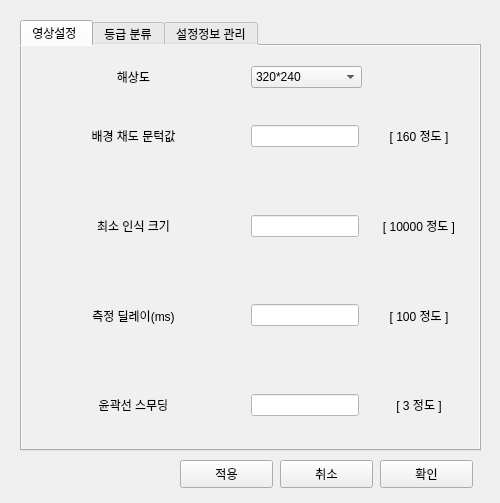
yi1397/Image-processing-eel-sorter, file setting_dialog.ui: the form before one commit.
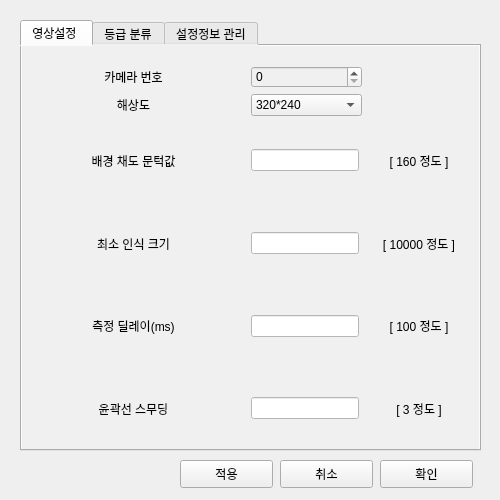
The form after the commit. The open tabs and pages were chosen to show the change.

Commit message: 카메라 다시연결 기능

Diff of the .ui file:
```diff
--- a/setting_dialog.ui
+++ b/setting_dialog.ui
@@ -7,7 +7,7 @@
     <x>0</x>
     <y>0</y>
     <width>500</width>
-    <height>503</height>
+    <height>500</height>
    </rect>
   </property>
   <property name="windowTitle">
@@ -42,13 +42,13 @@
        <height>381</height>
       </rect>
      </property>
-     <layout class="QVBoxLayout" name="verticalLayout" stretch="1,1,1,1,1">
+     <layout class="QVBoxLayout" name="verticalLayout" stretch="1,1,1,1,1,1">
       <item>
        <layout class="QHBoxLayout" name="horizontalLayout_5" stretch="1,1">
         <item>
          <widget class="QLabel" name="label_3">
           <property name="text">
-           <string>해상도</string>
+           <string>카메라 번호</string>
           </property>
           <property name="alignment">
            <set>Qt::AlignCenter</set>
@@ -58,7 +58,41 @@
         <item>
          <layout class="QHBoxLayout" name="horizontalLayout_6" stretch="1,1">
           <item>
-           <widget class="QComboBox" name="comboBox_cam_mode">
+           <widget class="QSpinBox" name="spinBox"/>
+          </item>
+          <item>
+           <spacer name="horizontalSpacer">
+            <property name="orientation">
+             <enum>Qt::Horizontal</enum>
+            </property>
+            <property name="sizeHint" stdset="0">
+             <size>
+              <width>40</width>
+              <height>20</height>
+             </size>
+            </property>
+           </spacer>
+          </item>
+         </layout>
+        </item>
+       </layout>
+      </item>
+      <item>
+       <layout class="QHBoxLayout" name="horizontalLayout_13" stretch="1,1">
+        <item>
+         <widget class="QLabel" name="label_10">
+          <property name="text">
+           <string>해상도</string>
+          </property>
+          <property name="alignment">
+           <set>Qt::AlignCenter</set>
+          </property>
+         </widget>
+        </item>
+        <item>
+         <layout class="QHBoxLayout" name="horizontalLayout_14" stretch="1,1">
+          <item>
+           <widget class="QComboBox" name="comboBox_cam_mode_2">
             <property name="styleSheet">
              <string notr="true"/>
             </property>
@@ -75,7 +109,7 @@
            </widget>
           </item>
           <item>
-           <spacer name="horizontalSpacer">
+           <spacer name="horizontalSpacer_2">
             <property name="orientation">
              <enum>Qt::Horizontal</enum>
             </property>
```
Left out of the diff: 2 changed lines with no effect on the pictures. The commit also changes 6 other files.
